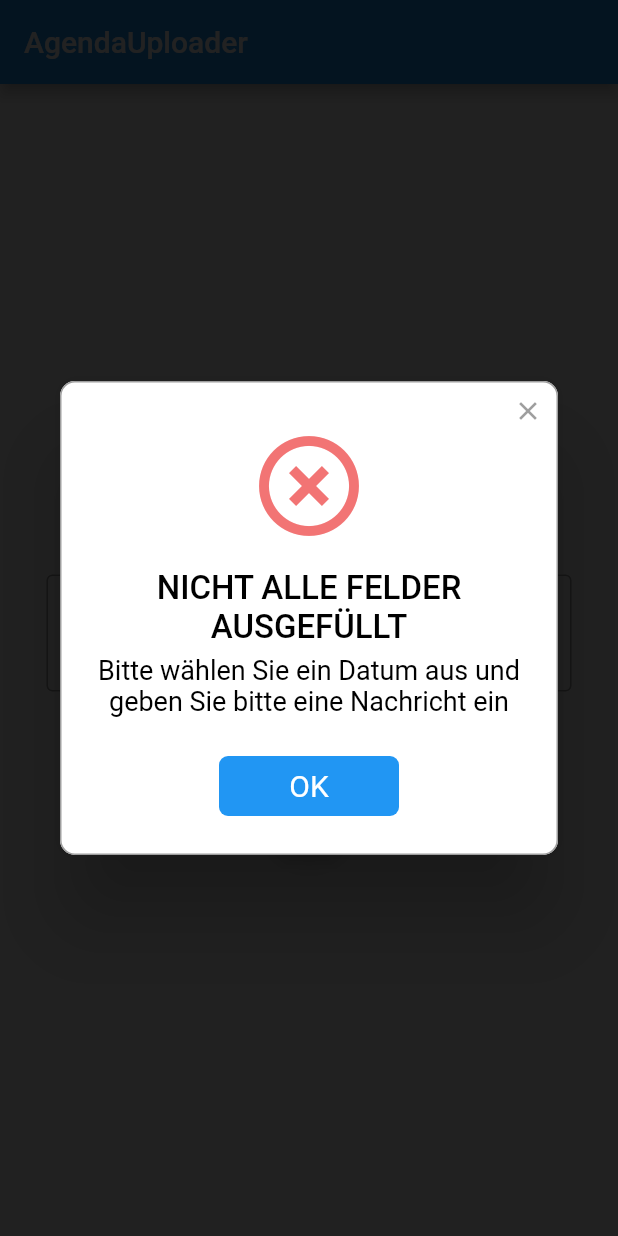
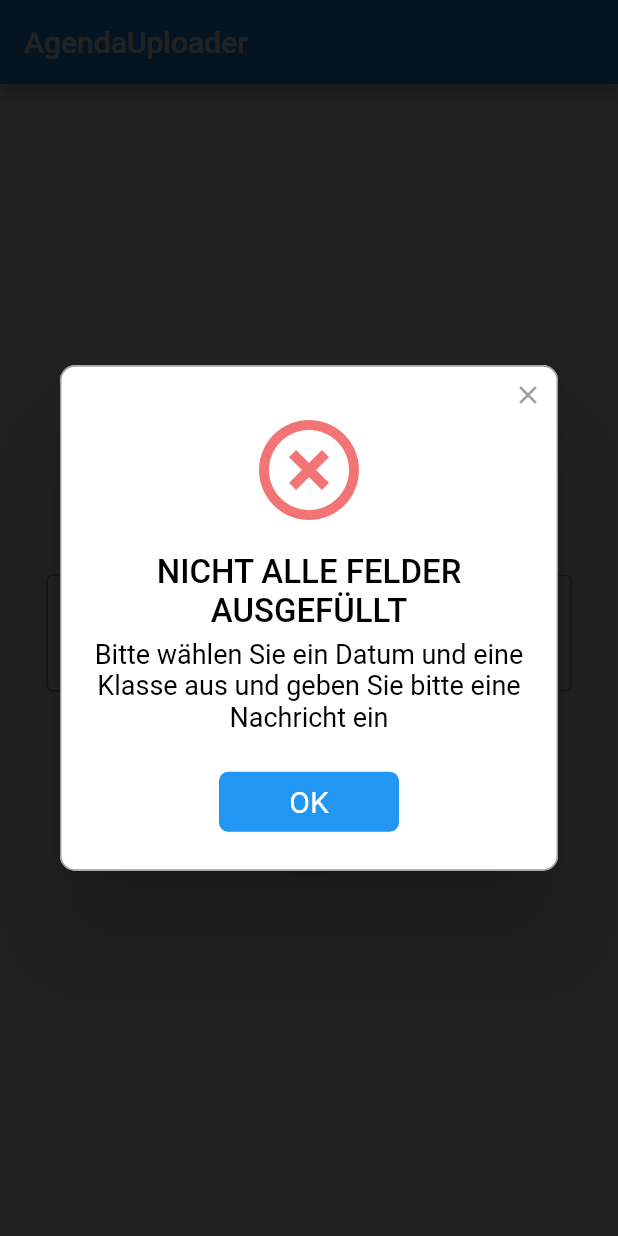
Before and after one commit to wdjpng/AgendaUploader, a Flutter app: the screen it shows after launch, after a tap on the "cloud upload" icon, on a phone screen of 412 x 824 dp. Run offline on Flutter 3.47's test engine with Material 2 defaults, Android fonts, the phone set to English and light mode, and no system bars; drawn by our look-alikes of rflutter_alert; our stand-ins replace cloud_firestore; accounts and stored records are empty.

Commit message:
Edited check for user data according to the last update

```diff
--- a/lib/uploaderPage.dart
+++ b/lib/uploaderPage.dart
@@ -2,7 +2,7 @@ import 'dart:async';
 import 'package:flutter/material.dart';
 import 'package:rflutter_alert/rflutter_alert.dart';
 import 'package:cloud_firestore/cloud_firestore.dart';
-import 'DropDown.dart';
+
 String selected;
 List<String> classes = List<String>();
 
@@ -69,14 +69,25 @@ class _UploaderPageState extends State<UploaderPage> {
   }
 
   bool isCorrectUserData(String message, BuildContext context){
-    if(message == "" || selectedDate == initialDateTime){
-      if(message == "" && selectedDate != initialDateTime){
-        showMessage(context, "NICHT ALLE FELDER AUSGEFÜLLT", "Bitte geben Sie eine Nachricht ein", AlertType.error);
-      } else if(message != "" && selectedDate == initialDateTime){
-        showMessage(context, "NICHT ALLE FELDER AUSGEFÜLLT", "Bitte wählen Sie ein Datum aus",  AlertType.error);
+    if(message == "" || selectedDate == initialDateTime || selected == null){
+      if(selected != null){
+        if(message == "" && selectedDate != initialDateTime){
+          showMessage(context, "NICHT ALLE FELDER AUSGEFÜLLT", "Bitte geben Sie eine Nachricht ein", AlertType.error);
+        } else if(message != "" && selectedDate == initialDateTime){
+          showMessage(context, "NICHT ALLE FELDER AUSGEFÜLLT", "Bitte wählen Sie ein Datum aus",  AlertType.error);
+        } else{
+          showMessage(context, "NICHT ALLE FELDER AUSGEFÜLLT", "Bitte wählen Sie ein Datum aus und geben Sie bitte eine Nachricht ein",  AlertType.error);
+        }
       } else{
-        showMessage(context, "NICHT ALLE FELDER AUSGEFÜLLT", "Bitte wählen Sie ein Datum aus und geben Sie bitte eine Nachricht ein",  AlertType.error);
+        if(message == "" && selectedDate != initialDateTime){
+          showMessage(context, "NICHT ALLE FELDER AUSGEFÜLLT", "Bitte geben Sie eine Nachricht ein und wählen Sie eine Klasse aus", AlertType.error);
+        } else if(message != "" && selectedDate == initialDateTime){
+          showMessage(context, "NICHT ALLE FELDER AUSGEFÜLLT", "Bitte wählen Sie ein Datum und eine Klasse aus",  AlertType.error);
+        } else{
+          showMessage(context, "NICHT ALLE FELDER AUSGEFÜLLT", "Bitte wählen Sie ein Datum und eine Klasse aus und geben Sie bitte eine Nachricht ein",  AlertType.error);
+        }
       }
+
 
       return false;
     }
```
